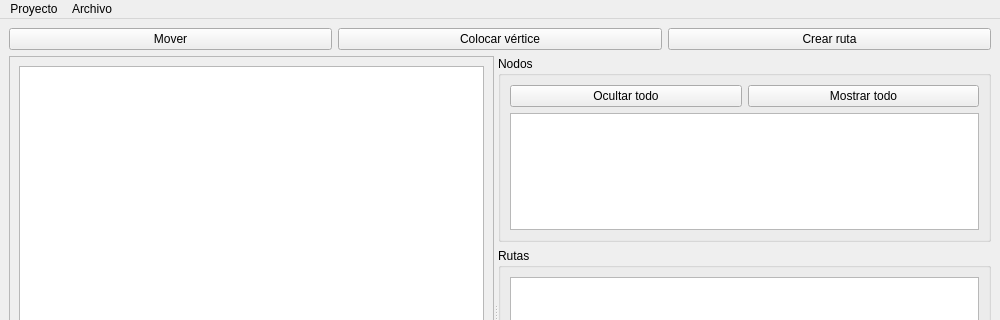
Qt form app/View/editor.ui (Leroyst03/Editor-de-Trafico) before a commit; both pictures show x 0 to 1000 and y 0 to 320 of the 1000 by 600 pixel window.
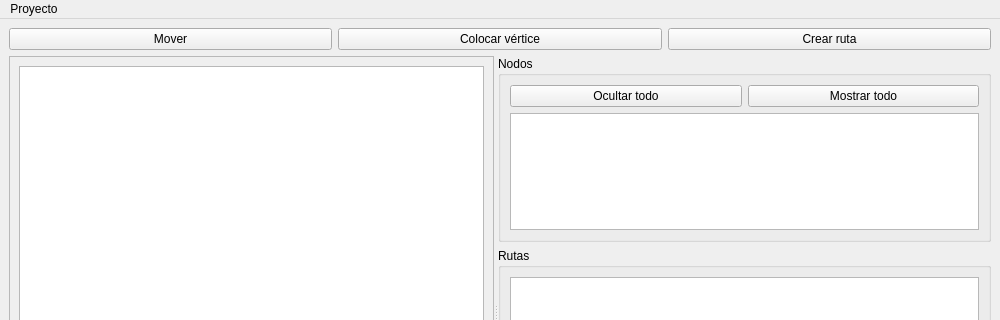
The same form after that commit.

```diff
--- a/app/View/editor.ui
+++ b/app/View/editor.ui
@@ -192,13 +192,7 @@
      <string>Proyecto</string>
     </property>
    </widget>
-   <widget class="QMenu" name="menuArchivo">
-    <property name="title">
-     <string>Archivo</string>
-    </property>
-   </widget>
    <addaction name="menuProyecto"/>
-   <addaction name="menuArchivo"/>
   </widget>
   <widget class="QStatusBar" name="statusbar"/>
  </widget>
```
Left out of the diff: 2 changed lines with no effect on the pictures.
